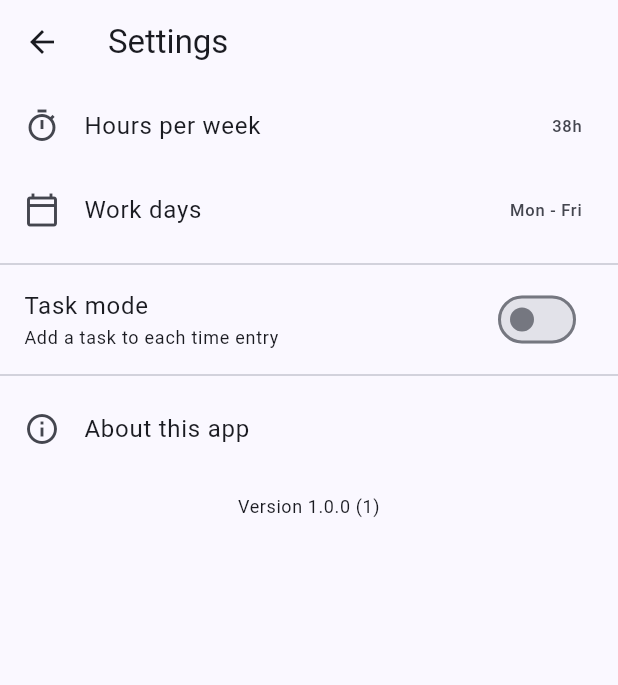
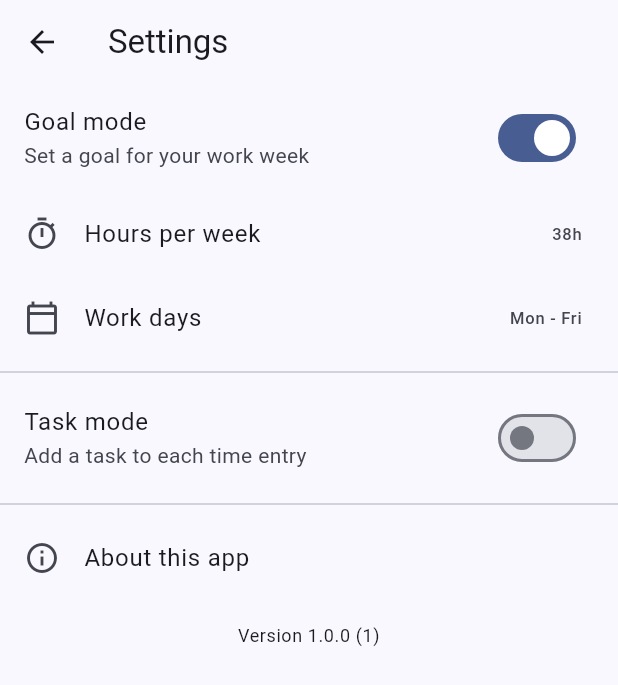
Before and after one commit to todoninja/timeninja, a Flutter app: the SettingsPage screen opened directly, after a tap on "About this app", on a phone screen of 412 x 824 dp. Shown: the top 685 px of the screen. Run offline on Flutter 3.47's test engine with Material 2 defaults, Android fonts, the phone set to English and light mode, and no system bars; our stand-ins replace bloc, drift, package_info_plus, shared_preferences; accounts and stored records are empty; generated files the repository leaves out were written again.

Commit message:
Add first revision of settings

```diff
--- a/lib/data/database.dart
+++ b/lib/data/database.dart
@@ -9,7 +9,7 @@ part 'database.g.dart';
 class Timeblock extends Table {
   IntColumn get id => integer().autoIncrement()();
   DateTimeColumn get start => dateTime()();
-  DateTimeColumn get end => dateTime()();
+  DateTimeColumn? get end => dateTime()();
   TextColumn get note => text()();
 }
 
--- a/lib/settings/settings.dart
+++ b/lib/settings/settings.dart
@@ -1 +1,28 @@
+import 'package:shared_preferences/shared_preferences.dart';
+
 export 'view/settings.dart';
+
+class Settings {
+  static const String _keyHoursPerWeek = 'hoursPerWeek';
+  static const String _keyTaskMode = 'taskMode';
+
+  static Future<int> getHoursPerWeek() async {
+    final prefs = await SharedPreferences.getInstance();
+    return prefs.getInt(_keyHoursPerWeek) ?? 38;
+  }
+
+  static Future<void> setHoursPerWeek(int hours) async {
+    final prefs = await SharedPreferences.getInstance();
+    await prefs.setInt(_keyHoursPerWeek, hours);
+  }
+
+  static Future<bool> getTaskMode() async {
+    final prefs = await SharedPreferences.getInstance();
+    return prefs.getBool(_keyTaskMode) ?? false;
+  }
+
+  static Future<void> setTaskMode({required bool taskMode}) async {
+    final prefs = await SharedPreferences.getInstance();
+    await prefs.setBool(_keyTaskMode, taskMode);
+  }
+}
--- a/lib/settings/view/settings.dart
+++ b/lib/settings/view/settings.dart
@@ -1,6 +1,7 @@
 import 'package:flutter/material.dart';
 import 'package:package_info_plus/package_info_plus.dart';
 import 'package:timeninja/keys.dart';
+import 'package:timeninja/settings/settings.dart';
 
 class SettingsPage extends StatefulWidget {
   const SettingsPage({super.key});
@@ -11,6 +12,27 @@ class SettingsPage extends StatefulWidget {
 
 // TODO(jonasrichardrichter): #1 Add real settings https://github.com/todoninja/timeninja/issues/1
 class _SettingsPageState extends State<SettingsPage> {
+  int _hoursPerWeek = 0;
+  bool _taskMode = false;
+
+  Future<void> _loadSettings() async {
+    _hoursPerWeek = await Settings.getHoursPerWeek();
+    _taskMode = await Settings.getTaskMode();
+    setState(() {});
+  }
+
+  Future<void> _saveSettings() async {
+    await Settings.setHoursPerWeek(_hoursPerWeek);
+    await Settings.setTaskMode(taskMode: _taskMode);
+    setState(() {});
+  }
+
+  @override
+  void initState() {
+    _loadSettings();
+    super.initState();
+  }
+
   @override
   Widget build(BuildContext context) {
     final theme = Theme.of(context);
@@ -22,10 +44,16 @@ class _SettingsPageState extends State<SettingsPage> {
       ),
       body: ListView(
         children: [
-          const ListTile(
-            leading: Icon(Icons.timer_outlined),
-            title: Text('Hours per week'),
-            trailing: Text('38h'),
+          SwitchListTile(
+            value: true,
+            onChanged: (value) {},
+            title: const Text('Goal mode'),
+            subtitle: const Text('Set a goal for your work week'),
+          ),
+          ListTile(
+            leading: const Icon(Icons.timer_outlined),
+            title: const Text('Hours per week'),
+            trailing: Text('${_hoursPerWeek}h'),
           ),
           const ListTile(
             leading: Icon(Icons.calendar_today_outlined),
@@ -33,29 +61,22 @@ class _SettingsPageState extends State<SettingsPage> {
             trailing: Text('Mon - Fri'),
           ),
           const Divider(),
-          ListTile(
-            title: Column(
-              crossAxisAlignment: CrossAxisAlignment.start,
-              children: const [
-                Text('Task mode'),
-                Text(
-                  'Add a task to each time entry',
-                  style: TextStyle(fontSize: 12),
-                ),
-              ],
-            ),
-            trailing: Switch(
-              value: false,
-              onChanged: (value) {},
-            ),
+          SwitchListTile(
+            title: const Text('Task mode'),
+            subtitle: const Text('Add a task to each time entry'),
+            value: _taskMode,
+            onChanged: (value) {
+              setState(() {
+                _taskMode = value;
+              });
+              _saveSettings();
+            },
           ),
           const Divider(),
           ListTile(
             leading: const Icon(Icons.info_outlined),
             title: const Text('About this app'),
-            onTap: () {
-              print('tapped');
-            },
+            onTap: () {},
           ),
           const Padding(padding: EdgeInsets.all(mediumSpacing)),
           FutureBuilder(
@@ -64,7 +85,7 @@ class _SettingsPageState extends State<SettingsPage> {
               if (snapshot.hasData) {
                 return Text(
                   'Version ${snapshot.data!.version} (${snapshot.data!.buildNumber})',
-                  style: theme.textTheme.caption,
+                  style: theme.textTheme.bodySmall,
                   textAlign: TextAlign.center,
                 );
               }
```
Also changed, not shown: lib/create_tracking/view/create_tracking_page.dart (+18 -6 lines), pubspec.yaml (+4 -3 lines), pubspec.lock.
